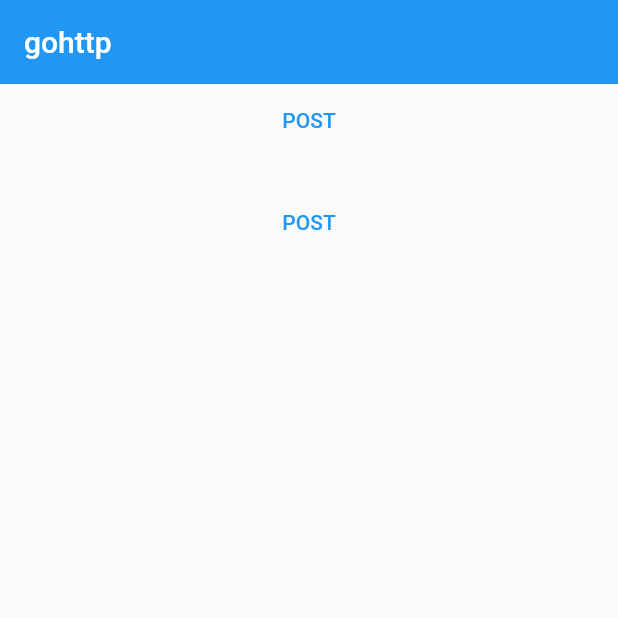
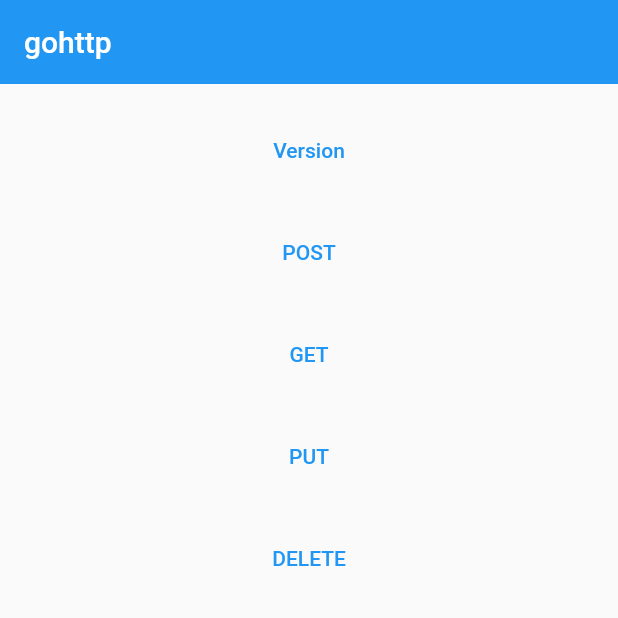
Before and after one commit to shiguanghuxian/gohttp, a Flutter app: the screen it shows after launch, after a tap on "POST", on a phone screen of 412 x 824 dp, the top half of it. Run offline on Flutter 3.47's test engine with Material 2 defaults, Android fonts, the phone set to English and light mode, and no system bars; our stand-ins replace flutter_easyloading; missing offline and left inert: call, dart:ffi.

```diff
--- a/example/lib/http/http.dart
+++ b/example/lib/http/http.dart
@@ -6,6 +6,6 @@
   ..setTimeout(HttpConfig.timeout);
 
 class HttpConfig {
-  static const baseAddress = "https://www.baidu.com"; // 根请求地址
-  static const timeout = 20; // 访问超时 15s
+  static const baseAddress = "http://127.0.0.1:9999"; // 根请求地址
+  static const timeout = 20; // 访问超时 20s
 }
--- a/example/lib/views/home/home_page.dart
+++ b/example/lib/views/home/home_page.dart
@@ -18,8 +18,6 @@
   @override
   void initState() {
     super.initState();
-
-    _showVersion();
   }
 
   @override
@@ -29,13 +27,59 @@
 
   void _showVersion() async {
     // 输出版本信息
-    String version = await publicHttp.getVersion();
-    log('gohttp版本: ${version}');
+    dynamic version = publicHttp.getVersion();
+    log('gohttp版本: ${version.version}');
+
+    String dateStr =
+        DateTime.fromMillisecondsSinceEpoch(int.parse(version.buildTime) * 1000)
+            .toString();
+    EasyLoading.showInfo(
+        "版本：${version.version}\nGO版本：${version.goVersion}\ngit hash：${version.gitHash}\n构建时间：$dateStr");
   }
 
   void _post() async {
-    ResponseData respJson = await publicHttp.post('/v1/demo');
-    EasyLoading.showInfo("code: ${respJson.statusCode} \n status: ${respJson.status}");
+    ResponseData respJson = await publicHttp.post(
+      '/v1/post',
+      params: {
+        "a": 1,
+        "b": "bbb",
+      },
+      contentType: 'application/json; charset=utf-8',
+      encrypt: true,
+    );
+    EasyLoading.showInfo(
+        "code: ${respJson.statusCode} \n status: ${respJson.status} \n ${respJson.body}");
+  }
+
+  void _get() async {
+    ResponseData respJson = await publicHttp.get(
+      '/v1/get',
+      params: {
+        "a": 2,
+        "b": "bbb",
+      },
+      encrypt: true,
+    );
+    EasyLoading.showInfo(
+        "code: ${respJson.statusCode} \n status: ${respJson.status} \n ${respJson.body}");
+  }
+
+  void _put() async {
+    ResponseData respJson = await publicHttp.put('/v1/put', params: {
+      "a": 3,
+      "b": "bbb",
+    });
+    EasyLoading.showInfo(
+        "code: ${respJson.statusCode} \n status: ${respJson.status} \n ${respJson.body}");
+  }
+
+  void _delete() async {
+    ResponseData respJson = await publicHttp.delete('/v1/delete', params: {
+      "a": 5,
+      "b": "bbb",
+    });
+    EasyLoading.showInfo(
+        "code: ${respJson.statusCode} \n status: ${respJson.status} \n ${respJson.body}");
   }
 
   @override
@@ -48,20 +92,50 @@
       body: SafeArea(
         child: ListView(
           children: [
+            const SizedBox(
+              height: 20,
+            ),
             TextButton(
               onPressed: () {
-                log('点击按钮');
+                _showVersion();
+              },
+              child: const Text('Version'),
+            ),
+            const SizedBox(
+              height: 20,
+            ),
+            TextButton(
+              onPressed: () {
                 _post();
               },
               child: const Text('POST'),
             ),
-            SizedBox(height: 20,),
+            const SizedBox(
+              height: 20,
+            ),
             TextButton(
               onPressed: () {
-                log('点击按钮');
-                _post();
+                _get();
               },
-              child: const Text('POST'),
+              child: const Text('GET'),
+            ),
+            const SizedBox(
+              height: 20,
+            ),
+            TextButton(
+              onPressed: () {
+                _put();
+              },
+              child: const Text('PUT'),
+            ),
+            const SizedBox(
+              height: 20,
+            ),
+            TextButton(
+              onPressed: () {
+                _delete();
+              },
+              child: const Text('DELETE'),
             ),
           ],
         ),
--- a/lib/src/model.dart
+++ b/lib/src/model.dart
@@ -28,3 +28,28 @@
     return data;
   }
 }
+
+class GoHttpVersion {
+  String? buildTime;
+  String? gitHash;
+  String? goVersion;
+  String? version;
+
+  GoHttpVersion({this.buildTime, this.gitHash, this.goVersion, this.version});
+
+  GoHttpVersion.fromJson(Map<String, dynamic> json) {
+    buildTime = json['build_time'];
+    gitHash = json['git_hash'];
+    goVersion = json['go_version'];
+    version = json['version'];
+  }
+
+  Map<String, dynamic> toJson() {
+    final Map<String, dynamic> data = Map<String, dynamic>();
+    data['build_time'] = buildTime;
+    data['git_hash'] = gitHash;
+    data['go_version'] = goVersion;
+    data['version'] = version;
+    return data;
+  }
+}
```
Also changed, not shown: lib/gohttp.dart (+60 -4 lines), 7 other files.
